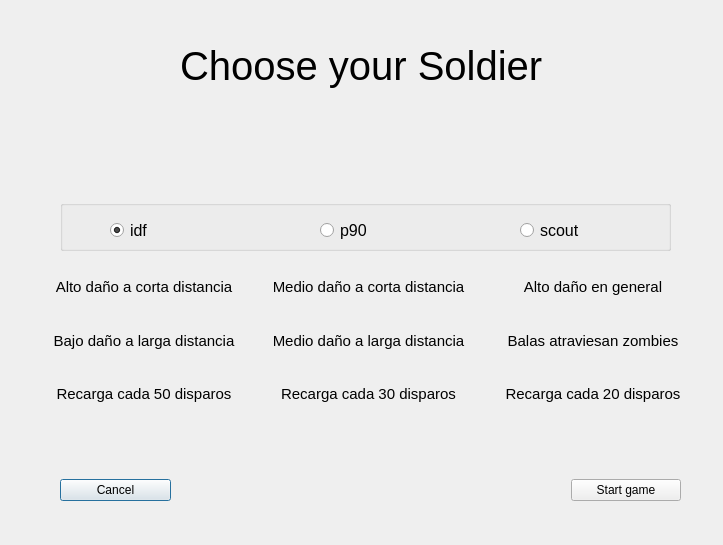
Above: client/choosesoldier.ui from Merok23/TPG-Taller-Left4dead-Grupo1 before the change. Below: the same form after it.
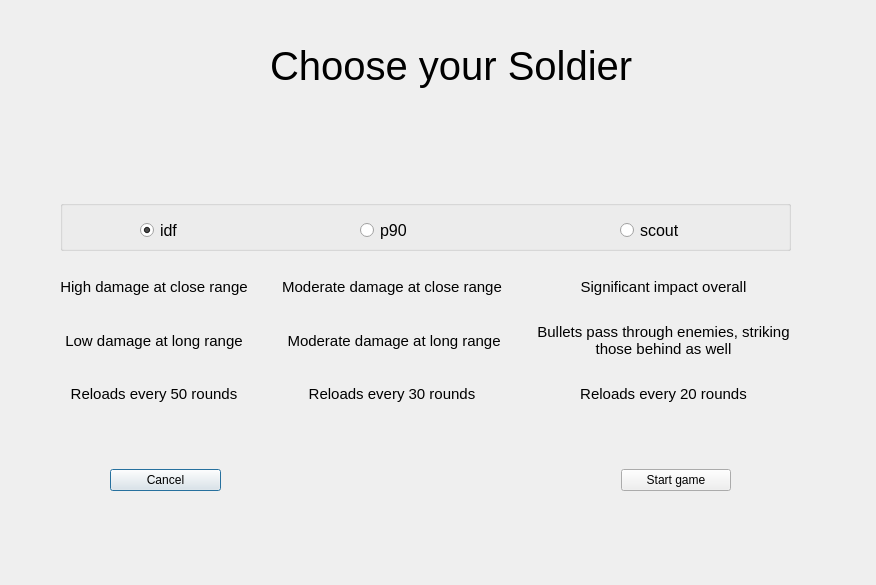
That is the form after the change. Icons and pictures are not drawn.

Diff of the .ui file:
```diff
--- a/client/choosesoldier.ui
+++ b/client/choosesoldier.ui
@@ -6,8 +6,8 @@
    <rect>
     <x>0</x>
     <y>0</y>
-    <width>723</width>
-    <height>545</height>
+    <width>876</width>
+    <height>585</height>
    </rect>
   </property>
   <property name="windowTitle">
@@ -16,7 +16,7 @@
   <widget class="QLabel" name="title">
    <property name="geometry">
     <rect>
-     <x>180</x>
+     <x>270</x>
      <y>40</y>
      <width>371</width>
      <height>51</height>
@@ -34,8 +34,8 @@
   <widget class="QWidget" name="horizontalLayoutWidget">
    <property name="geometry">
     <rect>
-     <x>60</x>
-     <y>450</y>
+     <x>110</x>
+     <y>440</y>
      <width>621</width>
      <height>80</height>
     </rect>
@@ -63,9 +63,9 @@
   <widget class="QWidget" name="gridLayoutWidget">
    <property name="geometry">
     <rect>
-     <x>50</x>
+     <x>60</x>
      <y>260</y>
-     <width>637</width>
+     <width>731</width>
      <height>161</height>
     </rect>
    </property>
@@ -89,7 +89,7 @@
        </font>
       </property>
       <property name="text">
-       <string>Alto daño en general</string>
+       <string>Significant impact overall</string>
       </property>
       <property name="alignment">
        <set>Qt::AlignCenter</set>
@@ -104,7 +104,7 @@
        </font>
       </property>
       <property name="text">
-       <string>Recarga cada 20 disparos</string>
+       <string>Reloads every 20 rounds</string>
       </property>
       <property name="alignment">
        <set>Qt::AlignCenter</set>
@@ -119,7 +119,7 @@
        </font>
       </property>
       <property name="text">
-       <string>Bajo daño a larga distancia</string>
+       <string>Low damage at long range</string>
       </property>
       <property name="alignment">
        <set>Qt::AlignCenter</set>
@@ -134,7 +134,7 @@
        </font>
       </property>
       <property name="text">
-       <string>Medio daño a larga distancia</string>
+       <string> Moderate damage at long range</string>
       </property>
       <property name="alignment">
        <set>Qt::AlignCenter</set>
@@ -149,7 +149,7 @@
        </font>
       </property>
       <property name="text">
-       <string>Alto daño a corta distancia</string>
+       <string>High damage at close range</string>
       </property>
       <property name="alignment">
        <set>Qt::AlignCenter</set>
@@ -164,7 +164,7 @@
        </font>
       </property>
       <property name="text">
-       <string>Recarga cada 30 disparos</string>
+       <string>Reloads every 30 rounds</string>
       </property>
       <property name="alignment">
        <set>Qt::AlignCenter</set>
@@ -179,11 +179,17 @@
        </font>
       </property>
       <property name="text">
-       <string>Balas atraviesan zombies</string>
+       <string>Bullets pass through enemies, striking those behind as well</string>
+      </property>
+      <property name="scaledContents">
+       <bool>false</bool>
       </property>
       <property name="alignment">
        <set>Qt::AlignCenter</set>
       </property>
+      <property name="wordWrap">
+       <bool>true</bool>
+      </property>
      </widget>
     </item>
     <item row="0" column="1">
@@ -194,7 +200,7 @@
        </font>
       </property>
       <property name="text">
-       <string>Medio daño a corta distancia</string>
+       <string>Moderate damage at close range</string>
       </property>
       <property name="alignment">
        <set>Qt::AlignCenter</set>
@@ -209,7 +215,7 @@
        </font>
       </property>
       <property name="text">
-       <string>Recarga cada 50 disparos</string>
+       <string>Reloads every 50 rounds</string>
       </property>
       <property name="alignment">
        <set>Qt::AlignCenter</set>
@@ -221,7 +227,7 @@
   <widget class="QLabel" name="IDF_img">
    <property name="geometry">
     <rect>
-     <x>110</x>
+     <x>130</x>
      <y>120</y>
      <width>71</width>
      <height>94</height>
@@ -237,7 +243,7 @@
   <widget class="QLabel" name="P90_img">
    <property name="geometry">
     <rect>
-     <x>320</x>
+     <x>370</x>
      <y>120</y>
      <width>81</width>
      <height>94</height>
@@ -253,7 +259,7 @@
   <widget class="QLabel" name="Scout_img">
    <property name="geometry">
     <rect>
-     <x>520</x>
+     <x>630</x>
      <y>120</y>
      <width>71</width>
      <height>94</height>
@@ -271,7 +277,7 @@
     <rect>
      <x>60</x>
      <y>200</y>
-     <width>611</width>
+     <width>731</width>
      <height>51</height>
     </rect>
    </property>
@@ -281,7 +287,7 @@
    <widget class="QRadioButton" name="idf">
     <property name="geometry">
      <rect>
-      <x>50</x>
+      <x>80</x>
       <y>20</y>
       <width>100</width>
       <height>21</height>
@@ -302,7 +308,7 @@
    <widget class="QRadioButton" name="p90">
     <property name="geometry">
      <rect>
-      <x>260</x>
+      <x>300</x>
       <y>20</y>
       <width>100</width>
       <height>21</height>
@@ -320,7 +326,7 @@
    <widget class="QRadioButton" name="scout">
     <property name="geometry">
      <rect>
-      <x>460</x>
+      <x>560</x>
       <y>20</y>
       <width>100</width>
       <height>21</height>
```
